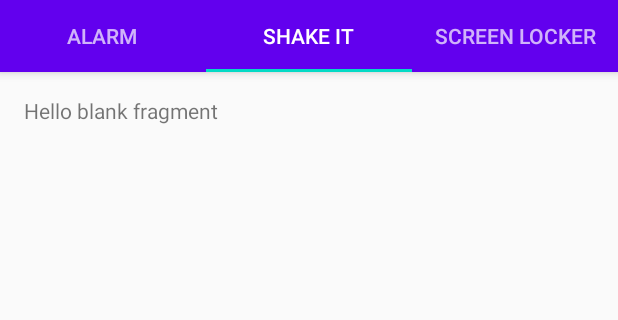
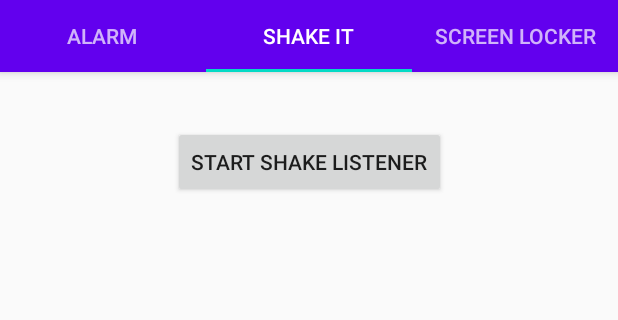
Before and after one commit to sharif-dev/HW2-Sensors, an Android app: the screen it shows after launch (MainActivity), tab 2 chosen, on a phone screen of 412 x 824 dp, the part 89-409 px from its top. Run offline under Robolectric (Android 15) with nearby library versions, the phone set to English and light mode, and no system bars.

Commit message:
change shake fragment

```diff
--- a/app/src/main/AndroidManifest.xml
+++ b/app/src/main/AndroidManifest.xml
@@ -13,6 +13,8 @@
         android:roundIcon="@mipmap/ic_launcher_round"
         android:supportsRtl="true"
         android:theme="@style/AppTheme">
+        <service android:name="."
+            android:exported="false"/>
         <activity
             android:name=".MainActivity"
             android:label="@string/app_name"
--- a/app/src/main/java/com/example/fulloffeatures/fragments/ShakeItFragment.java
+++ b/app/src/main/java/com/example/fulloffeatures/fragments/ShakeItFragment.java
@@ -7,8 +7,11 @@ import androidx.fragment.app.Fragment;
 import android.view.LayoutInflater;
 import android.view.View;
 import android.view.ViewGroup;
+import android.widget.Button;
 
 import com.example.fulloffeatures.R;
+import com.example.fulloffeatures.sensors.ShakeSensor;
+import com.example.fulloffeatures.services.ShakeService;
 
 /**
  * A simple {@link Fragment} subclass.
@@ -24,6 +27,12 @@ public class ShakeItFragment extends Fragment {
     // TODO: Rename and change types of parameters
     private String mParam1;
     private String mParam2;
+
+    private ShakeService shakeService;
+    private ShakeSensor shakeSensor;
+
+
+    private Button mShakeButton;
 
     public ShakeItFragment() {
         // Required empty public constructor
@@ -54,6 +63,8 @@ public class ShakeItFragment extends Fragment {
             mParam1 = getArguments().getString(ARG_PARAM1);
             mParam2 = getArguments().getString(ARG_PARAM2);
         }
+        mShakeButton = getActivity().findViewById(R.id.shake_it_fragment_shake_button);
+
     }
 
     @Override
--- a/app/src/main/res/layout/fragment_shake_it.xml
+++ b/app/src/main/res/layout/fragment_shake_it.xml
@@ -3,13 +3,26 @@
     xmlns:tools="http://schemas.android.com/tools"
     android:layout_width="match_parent"
     android:layout_height="match_parent"
+    xmlns:app="http://schemas.android.com/apk/res-auto"
     android:padding="16dp"
     tools:context=".fragments.ShakeItFragment">
 
-    <!-- TODO: Update blank fragment layout -->
-    <TextView
+    <androidx.constraintlayout.widget.ConstraintLayout
         android:layout_width="match_parent"
-        android:layout_height="match_parent"
-        android:text="@string/hello_blank_fragment" />
+        android:layout_height="match_parent">
+
+        <Button
+            android:id="@+id/shake_it_fragment_shake_button"
+            android:layout_width="wrap_content"
+            android:layout_height="wrap_content"
+            android:text="Start Shake Listener"
+            app:layout_constraintRight_toRightOf="parent"
+            app:layout_constraintLeft_toLeftOf="parent"
+            app:layout_constraintTop_toTopOf="parent"
+            android:layout_marginTop="20dp"/>
+
+
+    </androidx.constraintlayout.widget.ConstraintLayout>
+
 
 </FrameLayout>
```
Also changed, not shown: app/src/main/java/com/example/fulloffeatures/sensors/ShakeSensor.java (added, +47 -0 lines), app/src/main/java/com/example/fulloffeatures/services/ShakeService.java (added, +33 -0 lines).
